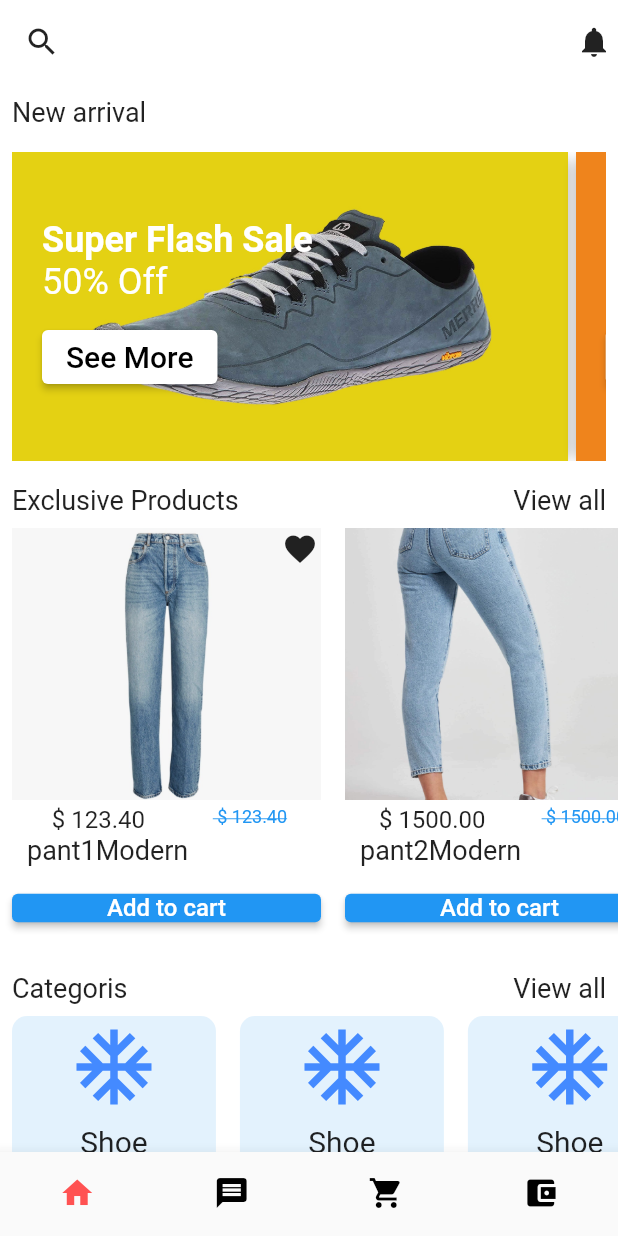
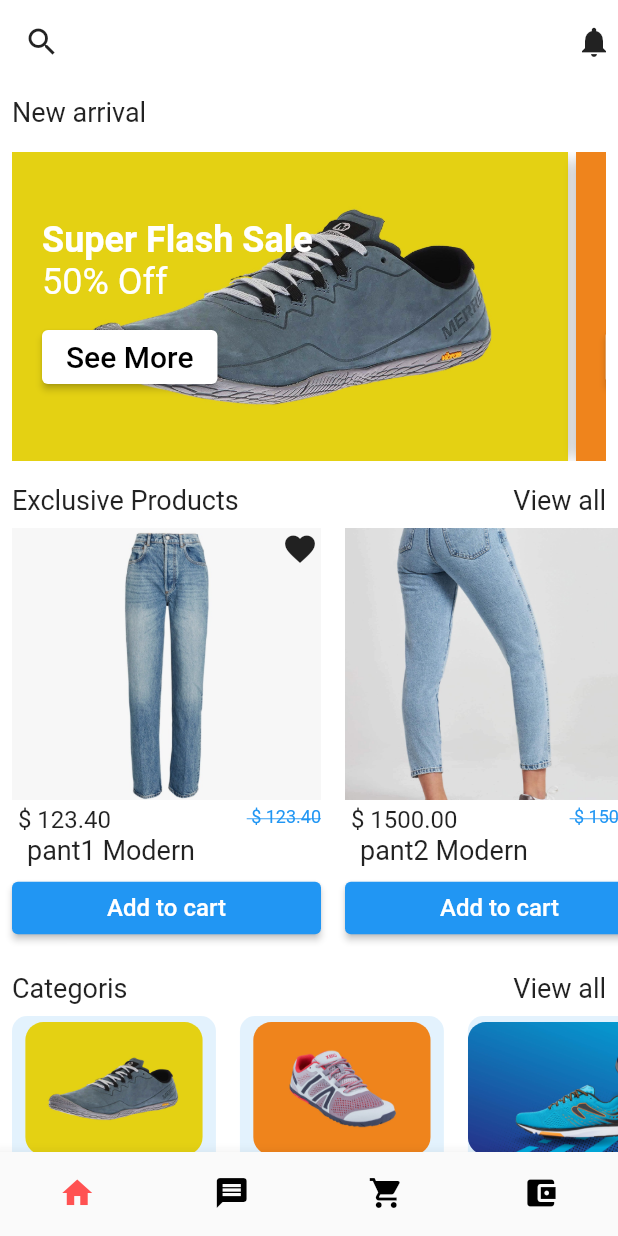
Before and after one commit to mhrhabib/druto_ecommerce, a Flutter app: the MainView screen opened by its route, on a phone screen of 412 x 824 dp. Run offline on Flutter 3.47's test engine with Material 2 defaults, Android fonts, the phone set to English and light mode, and no system bars; our stand-ins replace carousel_slider, get; Roboto replaces fonts that are missing (Dubai).

Commit message:
rearranged code

```diff
--- a/lib/models/exclusive_products.dart
+++ b/lib/models/exclusive_products.dart
@@ -3,6 +3,9 @@ class ExclusiveProducts {
   final String price;
   final String productImageUrl;
 
-  ExclusiveProducts(
-      {required this.name, required this.price, required this.productImageUrl});
+  ExclusiveProducts({
+    required this.name,
+    required this.price,
+    required this.productImageUrl,
+  });
 }
--- a/lib/models/flashdeals_model.dart
+++ b/lib/models/flashdeals_model.dart
@@ -1,5 +1,7 @@
 class FlashDealsModel {
   final String imageUrl;
 
-  FlashDealsModel({required this.imageUrl});
+  FlashDealsModel({
+    required this.imageUrl,
+  });
 }
--- a/lib/pages/home/home_veiw.dart
+++ b/lib/pages/home/home_veiw.dart
@@ -166,7 +166,7 @@ class HomeVeiw extends GetView<HomeController> {
                               ),
                               Row(
                                 mainAxisAlignment:
-                                    MainAxisAlignment.spaceAround,
+                                    MainAxisAlignment.spaceBetween,
                                 children: [
                                   Padding(
                                     padding: const EdgeInsets.only(
@@ -194,7 +194,7 @@ class HomeVeiw extends GetView<HomeController> {
                                         bottom: 4.0, left: 10.0),
                                     child: Text(
                                       controller.products[index].name +
-                                          "Modern",
+                                          " Modern",
                                       style: TextStyle(fontSize: 18.0),
                                     ),
                                   ),
@@ -204,7 +204,11 @@ class HomeVeiw extends GetView<HomeController> {
                                 style: ElevatedButton.styleFrom(
                                   minimumSize: Size(
                                     MediaQuery.of(context).size.width,
-                                    10.0,
+                                    35.0,
+                                  ),
+                                  maximumSize: Size(
+                                    MediaQuery.of(context).size.width,
+                                    40,
                                   ),
                                 ),
                                 onPressed: () {},
@@ -257,14 +261,19 @@ class HomeVeiw extends GetView<HomeController> {
                           borderRadius: BorderRadius.circular(10.0),
                         ),
                         width: width * 0.33,
+                        height: height * 0.4,
                         child: Column(
                           children: [
-                            Padding(
-                              padding: const EdgeInsets.only(top: 4.0),
-                              child: Icon(
-                                Icons.ac_unit,
-                                size: 60.0,
-                                color: Colors.blueAccent.shade200,
+                            Expanded(
+                              child: Padding(
+                                padding: const EdgeInsets.only(top: 4.0),
+                                child: ClipRRect(
+                                  borderRadius: BorderRadius.circular(12.0),
+                                  child: Image.asset(
+                                    controller.suits[index].imageUrl,
+                                    fit: BoxFit.cover,
+                                  ),
+                                ),
                               ),
                             ),
                             SizedBox(height: 8.0),
```
